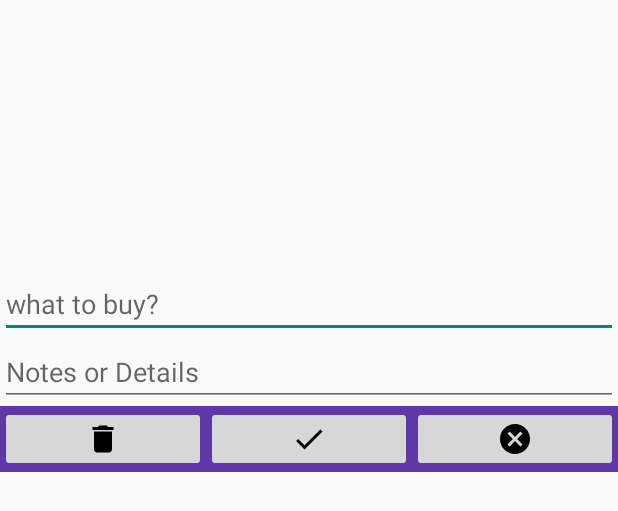
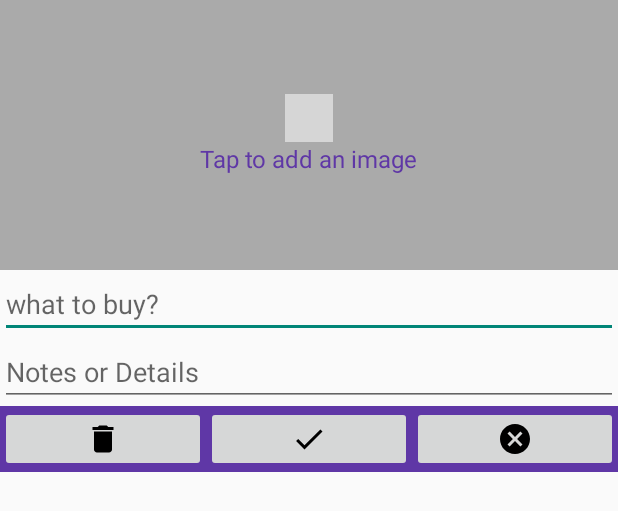
Before and after one commit to OmryRo/shopping_list, an Android app: the layout task_edit_dialog.xml on its own in the app's theme, with its tools: preview values and no code run, on a phone screen of 412 x 824 dp. Shown: the top 511 px of the screen. Run offline under Robolectric (Android 15) with nearby library versions, the phone set to English and light mode, and no system bars; grey boxes are pictures that could not be loaded.

Commit message:
added place holders for the edit popup

```diff
--- a/app/src/main/java/app/shoppinglist/wsux/shoppinglist/TaskEditDialog.java
+++ b/app/src/main/java/app/shoppinglist/wsux/shoppinglist/TaskEditDialog.java
@@ -75,8 +75,9 @@ public class TaskEditDialog extends Dialog implements View.OnClickListener,
                 imageUpload == null ? shopTask.getPicture() : imageUpload.getImagePreview();
 
         if (taskImage == null) {
-            editThumbnailIv.setImageResource(R.drawable.luncher_icon);
+            editThumbnailIv.setVisibility(View.GONE);
         } else {
+            editThumbnailIv.setVisibility(View.VISIBLE);
             editThumbnailIv.setImageBitmap(taskImage);
         }
 
--- a/app/src/main/res/layout/task_edit_dialog.xml
+++ b/app/src/main/res/layout/task_edit_dialog.xml
@@ -13,13 +13,37 @@
             android:id="@+id/task_edit_image_container"
             android:layout_width="match_parent"
             android:clickable="true"
+            android:background="#ffaaaaaa"
             android:layout_height="180dp">
+
+            <LinearLayout
+                android:layout_width="wrap_content"
+                android:layout_height="wrap_content"
+                android:layout_centerInParent="true"
+                android:orientation="vertical"
+                >
+                <ImageView
+                    android:layout_width="32dp"
+                    android:layout_height="32dp"
+                    android:layout_gravity="center"
+                    android:tint="@color/colorPrimary"
+                    android:src="@drawable/ic_touch_app"
+                    />
+                <TextView
+                    android:layout_width="wrap_content"
+                    android:layout_height="wrap_content"
+                    android:textColor="@color/colorPrimary"
+                    android:text="@string/tap_to_add_an_image"
+                    android:textSize="16sp"
+                    />
+            </LinearLayout>
 
             <ImageView
                 android:id="@+id/task_edit_image_iv"
                 android:clickable="false"
                 android:layout_width="match_parent"
-                android:layout_height="match_parent" />
+                android:layout_height="match_parent"
+                android:visibility="gone"/>
 
             <LinearLayout
                 android:id="@+id/task_edit_image_menu"
--- a/app/src/main/res/values/strings.xml
+++ b/app/src/main/res/values/strings.xml
@@ -43,4 +43,5 @@
     <string name="progress_quiting">Quitting…</string>
     <string name="what_to_buy">what to buy?</string>
     <string name="notes_or_details">Notes or Details</string>
+    <string name="tap_to_add_an_image">Tap to add an image</string>
 </resources>
```
Also changed, not shown: 1 other file.
